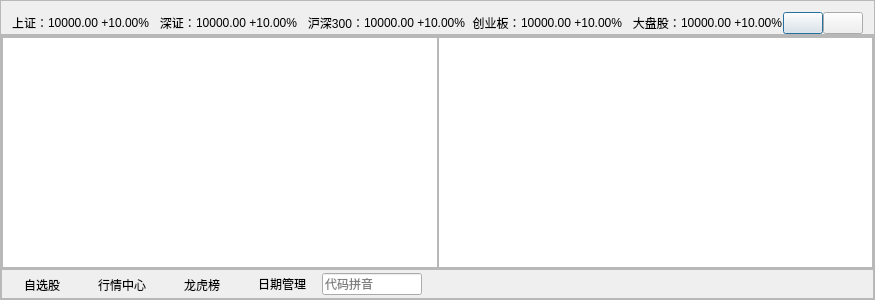
Old version of the form dialog.ui in the repository bnufree/Hq.
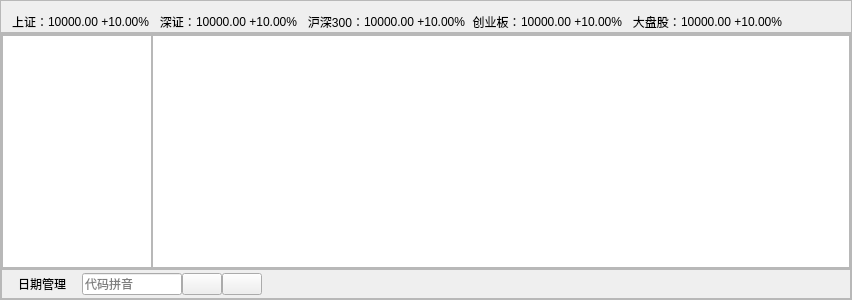
New version of the form.

Patch:
```diff
--- a/dialog.ui
+++ b/dialog.ui
@@ -6,7 +6,7 @@
    <rect>
     <x>0</x>
     <y>0</y>
-    <width>850</width>
+    <width>852</width>
     <height>300</height>
    </rect>
   </property>
@@ -180,20 +180,6 @@
         </property>
        </spacer>
       </item>
-      <item>
-       <widget class="QPushButton" name="minBtn">
-        <property name="text">
-         <string/>
-        </property>
-       </widget>
-      </item>
-      <item>
-       <widget class="QPushButton" name="closeBtn">
-        <property name="text">
-         <string/>
-        </property>
-       </widget>
-      </item>
      </layout>
     </widget>
    </item>
@@ -249,7 +235,7 @@
           <widget class="QTableWidget" name="blocktbl">
            <property name="maximumSize">
             <size>
-             <width>16777215</width>
+             <width>150</width>
              <height>16777215</height>
             </size>
            </property>
@@ -346,54 +332,6 @@
          <property name="bottomMargin">
           <number>0</number>
          </property>
-         <item>
-          <widget class="QPushButton" name="zxgBtn">
-           <property name="minimumSize">
-            <size>
-             <width>0</width>
-             <height>30</height>
-            </size>
-           </property>
-           <property name="text">
-            <string>自选股</string>
-           </property>
-           <property name="flat">
-            <bool>true</bool>
-           </property>
-          </widget>
-         </item>
-         <item>
-          <widget class="QPushButton" name="hqcenterBtn">
-           <property name="minimumSize">
-            <size>
-             <width>0</width>
-             <height>30</height>
-            </size>
-           </property>
-           <property name="text">
-            <string>行情中心</string>
-           </property>
-           <property name="flat">
-            <bool>true</bool>
-           </property>
-          </widget>
-         </item>
-         <item>
-          <widget class="QPushButton" name="lhbBtn">
-           <property name="minimumSize">
-            <size>
-             <width>0</width>
-             <height>30</height>
-            </size>
-           </property>
-           <property name="text">
-            <string>龙虎榜</string>
-           </property>
-           <property name="flat">
-            <bool>true</bool>
-           </property>
-          </widget>
-         </item>
          <item>
           <widget class="QPushButton" name="DateMgrBtn">
            <property name="text">
@@ -417,11 +355,25 @@
            </property>
           </widget>
          </item>
+         <item>
+          <widget class="QPushButton" name="minBtn">
+           <property name="text">
+            <string/>
+           </property>
+          </widget>
+         </item>
+         <item>
+          <widget class="QPushButton" name="closeBtn">
+           <property name="text">
+            <string/>
+           </property>
+          </widget>
+         </item>
          <item>
           <widget class="QLabel" name="updatelbl">
            <property name="minimumSize">
             <size>
-             <width>120</width>
+             <width>0</width>
              <height>0</height>
             </size>
            </property>
```
Left out of the diff: 32 changed lines with no effect on the pictures.
